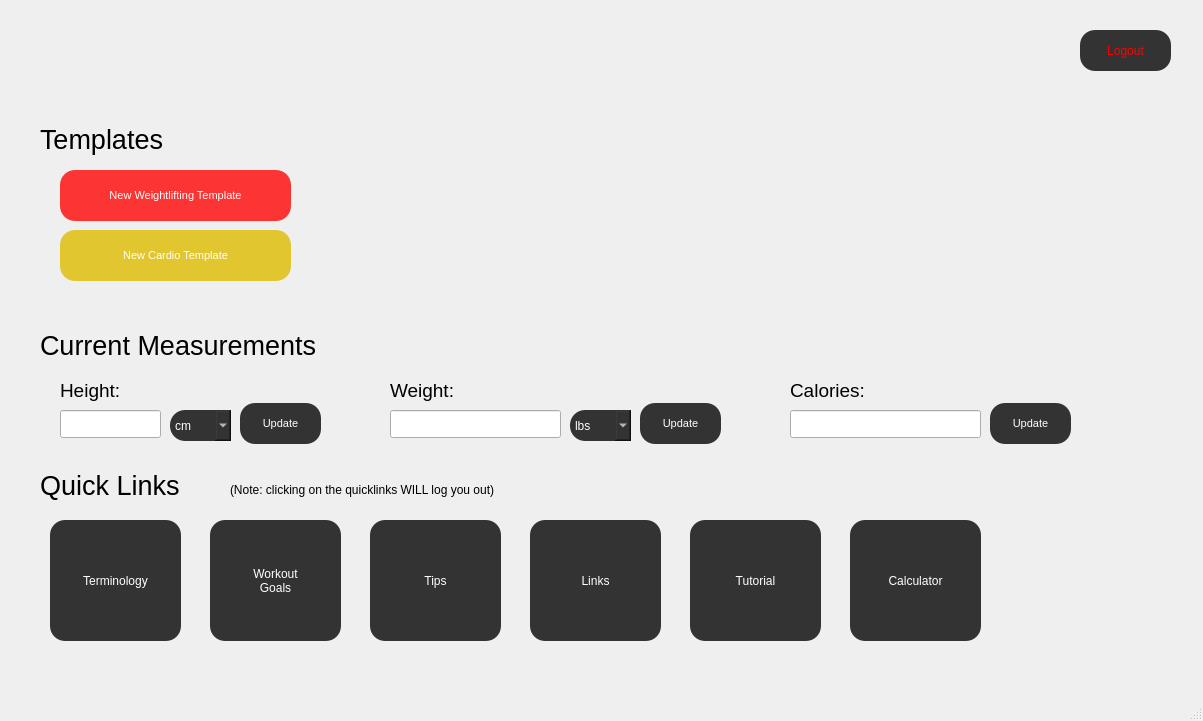
Above: code/usermainmenu.ui from amroomargit/Forge before the change. Below: the same form after it.
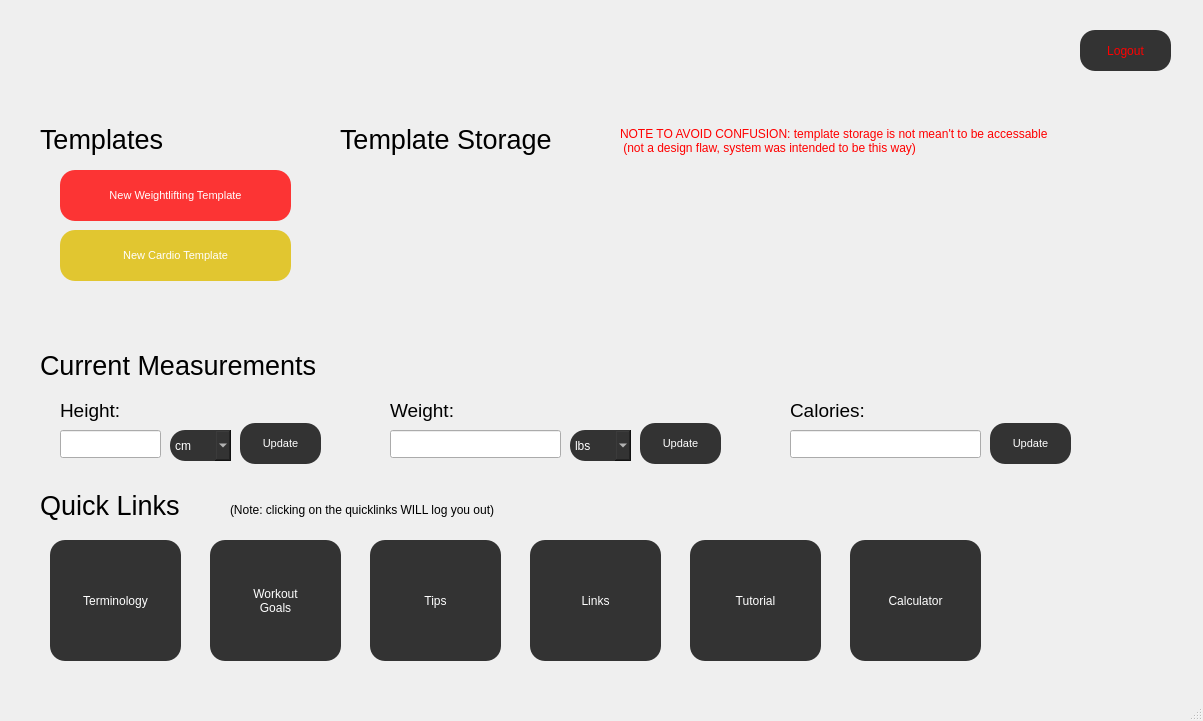
That is the form after the change. Icons and pictures are not drawn.

What changed in the file:
```diff
--- a/code/usermainmenu.ui
+++ b/code/usermainmenu.ui
@@ -153,7 +153,7 @@
     <property name="geometry">
      <rect>
       <x>40</x>
-      <y>320</y>
+      <y>340</y>
       <width>331</width>
       <height>51</height>
      </rect>
@@ -171,7 +171,7 @@
     <property name="geometry">
      <rect>
       <x>60</x>
-      <y>370</y>
+      <y>390</y>
       <width>81</width>
       <height>41</height>
      </rect>
@@ -189,7 +189,7 @@
     <property name="geometry">
      <rect>
       <x>60</x>
-      <y>410</y>
+      <y>430</y>
       <width>101</width>
       <height>28</height>
      </rect>
@@ -202,7 +202,7 @@
     <property name="geometry">
      <rect>
       <x>240</x>
-      <y>403</y>
+      <y>423</y>
       <width>81</width>
       <height>41</height>
      </rect>
@@ -233,7 +233,7 @@
     <property name="geometry">
      <rect>
       <x>640</x>
-      <y>403</y>
+      <y>423</y>
       <width>81</width>
       <height>41</height>
      </rect>
@@ -264,7 +264,7 @@
     <property name="geometry">
      <rect>
       <x>390</x>
-      <y>410</y>
+      <y>430</y>
       <width>171</width>
       <height>28</height>
      </rect>
@@ -277,7 +277,7 @@
     <property name="geometry">
      <rect>
       <x>390</x>
-      <y>370</y>
+      <y>390</y>
       <width>91</width>
       <height>41</height>
      </rect>
@@ -295,7 +295,7 @@
     <property name="geometry">
      <rect>
       <x>990</x>
-      <y>403</y>
+      <y>423</y>
       <width>81</width>
       <height>41</height>
      </rect>
@@ -326,7 +326,7 @@
     <property name="geometry">
      <rect>
       <x>790</x>
-      <y>410</y>
+      <y>430</y>
       <width>191</width>
       <height>28</height>
      </rect>
@@ -339,7 +339,7 @@
     <property name="geometry">
      <rect>
       <x>790</x>
-      <y>370</y>
+      <y>390</y>
       <width>101</width>
       <height>41</height>
      </rect>
@@ -357,7 +357,7 @@
     <property name="geometry">
      <rect>
       <x>40</x>
-      <y>460</y>
+      <y>480</y>
       <width>171</width>
       <height>51</height>
      </rect>
@@ -375,7 +375,7 @@
     <property name="geometry">
      <rect>
       <x>50</x>
-      <y>520</y>
+      <y>540</y>
       <width>131</width>
       <height>121</height>
      </rect>
@@ -401,7 +401,7 @@
     <property name="geometry">
      <rect>
       <x>210</x>
-      <y>520</y>
+      <y>540</y>
       <width>131</width>
       <height>121</height>
      </rect>
@@ -428,7 +428,7 @@
     <property name="geometry">
      <rect>
       <x>370</x>
-      <y>520</y>
+      <y>540</y>
       <width>131</width>
       <height>121</height>
      </rect>
@@ -454,7 +454,7 @@
     <property name="geometry">
      <rect>
       <x>850</x>
-      <y>520</y>
+      <y>540</y>
       <width>131</width>
       <height>121</height>
      </rect>
@@ -480,7 +480,7 @@
     <property name="geometry">
      <rect>
       <x>690</x>
-      <y>520</y>
+      <y>540</y>
       <width>131</width>
       <height>121</height>
      </rect>
@@ -506,7 +506,7 @@
     <property name="geometry">
      <rect>
       <x>530</x>
-      <y>520</y>
+      <y>540</y>
       <width>131</width>
       <height>121</height>
      </rect>
@@ -532,7 +532,7 @@
     <property name="geometry">
      <rect>
       <x>370</x>
-      <y>150</y>
+      <y>160</y>
       <width>691</width>
       <height>151</height>
      </rect>
@@ -581,7 +581,7 @@
     <property name="geometry">
      <rect>
       <x>170</x>
-      <y>410</y>
+      <y>430</y>
       <width>61</width>
       <height>31</height>
      </rect>
@@ -607,7 +607,7 @@
     <property name="geometry">
      <rect>
       <x>570</x>
-      <y>410</y>
+      <y>430</y>
       <width>61</width>
       <height>31</height>
      </rect>
@@ -633,7 +633,7 @@
     <property name="geometry">
      <rect>
       <x>130</x>
-      <y>381</y>
+      <y>401</y>
       <width>71</width>
       <height>21</height>
      </rect>
@@ -651,7 +651,7 @@
     <property name="geometry">
      <rect>
       <x>470</x>
-      <y>381</y>
+      <y>401</y>
       <width>71</width>
       <height>21</height>
      </rect>
@@ -669,7 +669,7 @@
     <property name="geometry">
      <rect>
       <x>870</x>
-      <y>381</y>
+      <y>401</y>
       <width>71</width>
       <height>21</height>
      </rect>
@@ -687,7 +687,7 @@
     <property name="geometry">
      <rect>
       <x>230</x>
-      <y>480</y>
+      <y>500</y>
       <width>331</width>
       <height>20</height>
      </rect>
@@ -696,6 +696,41 @@
      <string>(Note: clicking on the quicklinks WILL log you out)</string>
     </property>
    </widget>
+   <widget class="QLabel" name="label_2">
+    <property name="geometry">
+     <rect>
+      <x>620</x>
+      <y>120</y>
+      <width>531</width>
+      <height>41</height>
+     </rect>
+    </property>
+    <property name="styleSheet">
+     <string notr="true">color:red</string>
+    </property>
+    <property name="text">
+     <string>NOTE TO AVOID CONFUSION: template storage is not mean't to be accessable
+ (not a design flaw, system was intended to be this way)</string>
+    </property>
+   </widget>
+   <widget class="QLabel" name="templatesLabel_2">
+    <property name="geometry">
+     <rect>
+      <x>340</x>
+      <y>114</y>
+      <width>261</width>
+      <height>51</height>
+     </rect>
+    </property>
+    <property name="font">
+     <font>
+      <pointsize>20</pointsize>
+     </font>
+    </property>
+    <property name="text">
+     <string>Template Storage</string>
+    </property>
+   </widget>
   </widget>
   <widget class="QMenuBar" name="menubar">
    <property name="geometry">
```
